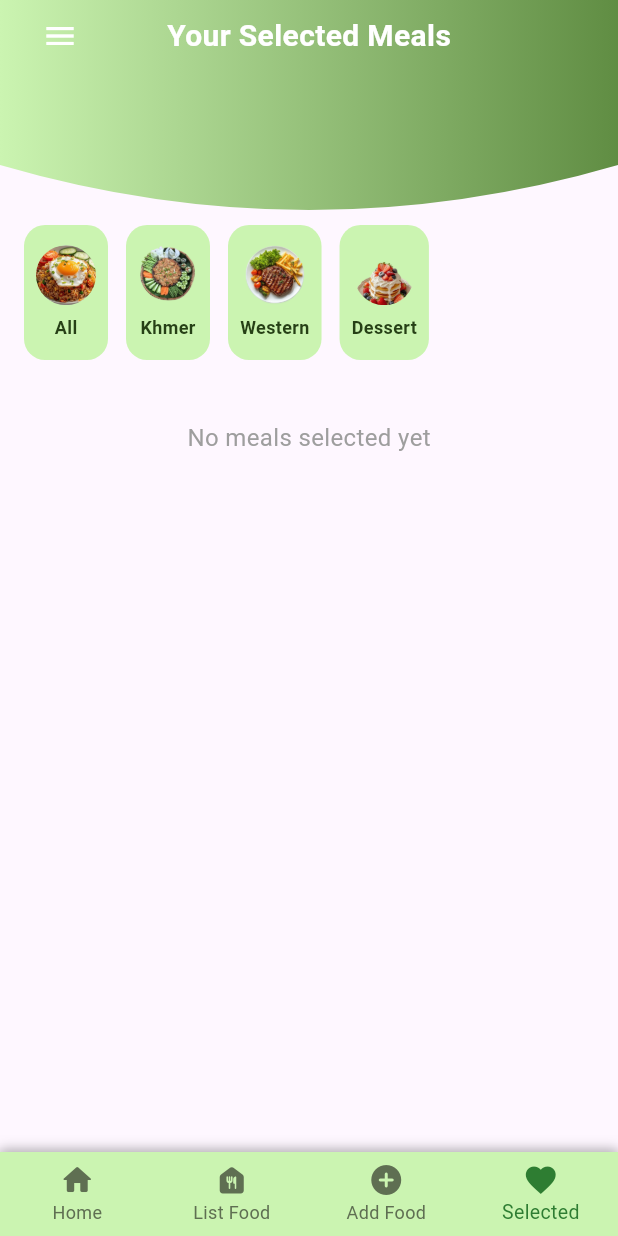
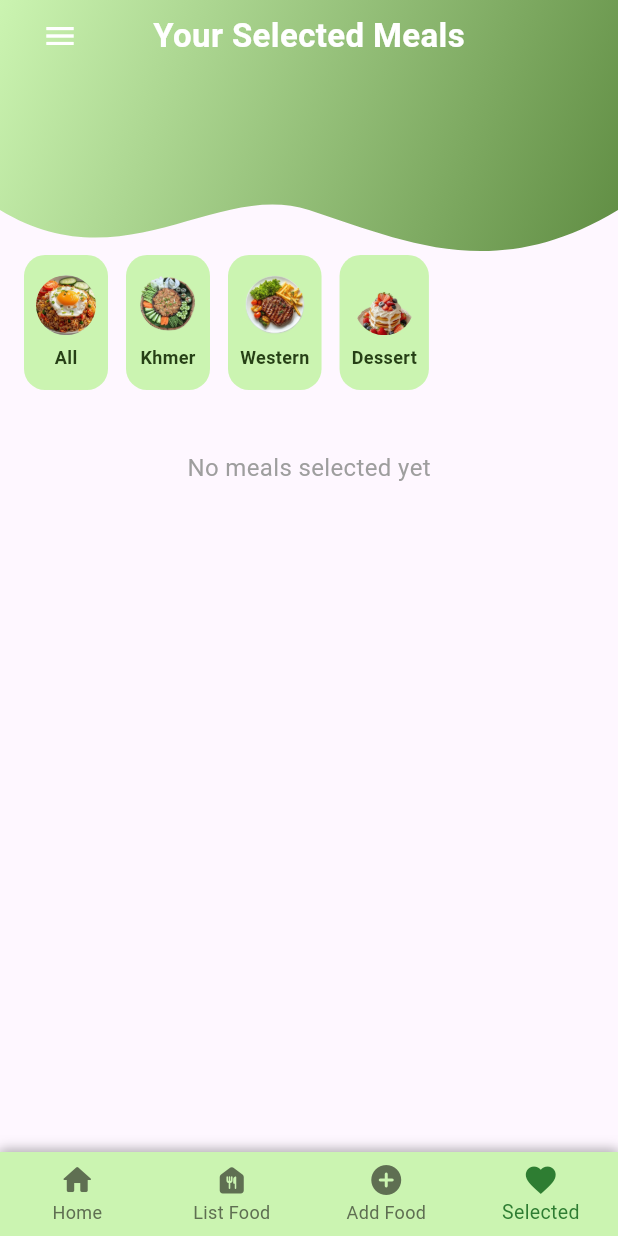
Before and after one commit to SeavTh3an/SmartMeal, a Flutter app: the screen it shows after launch, item 4 of the bottom bar chosen, after a tap on "All", on a phone screen of 412 x 824 dp. Run offline on Flutter 3.47's test engine with Material 3 defaults, Android fonts, the phone set to English and light mode, and no system bars.

Commit message:
change header curve in all screen and update home screen

```diff
--- a/smart_meal/lib/ui/screen/homeScreen.dart
+++ b/smart_meal/lib/ui/screen/homeScreen.dart
@@ -1,5 +1,6 @@
 import 'package:flutter/material.dart';
 import '../widget/categoryCard.dart';
+import '../widget/header/homeHeader.dart';
 
 class HomeScreen extends StatelessWidget {
   const HomeScreen({super.key});
@@ -8,46 +9,58 @@ class HomeScreen extends StatelessWidget {
   Widget build(BuildContext context) {
     return Scaffold(
       backgroundColor: Colors.white,
-      body: Padding(
-        padding: const EdgeInsets.all(16),
-        child: Column(
-          crossAxisAlignment: CrossAxisAlignment.start,
-          children: [
-            const SizedBox(height: 40),
+      body: Column(
+        crossAxisAlignment: CrossAxisAlignment.start,
+        children: [
+          // Home header with food image
+          const HomeHeader(
+            title: 'What should you cook today?',
+            imagePath: 'assets/image/western_img/salad_header.png',
+          ),
 
-            const Text(
+          // Title above category grid (black)
+          const Padding(
+            padding: EdgeInsets.fromLTRB(16, 12, 16, 8),
+            child: Text(
               'Choose Your Fav Category\nFor Today!',
               style: TextStyle(
-                fontSize: 20,
+                fontSize: 18,
+                color: Colors.black,
                 fontWeight: FontWeight.bold,
               ),
             ),
+          ),
 
-            const SizedBox(height: 20),
-
-            Expanded(
+          // Category Grid
+          Expanded(
+            child: Padding(
+              padding: const EdgeInsets.symmetric(horizontal: 16),
               child: GridView.count(
                 crossAxisCount: 2,
                 mainAxisSpacing: 16,
                 crossAxisSpacing: 16,
+                childAspectRatio: 0.85,
                 children: const [
                   CategoryCard(
                     title: 'Khmer',
-                    imagePath: 'assets/image/category_image/prohok_rmbg.png',
+                    imagePath:
+                        'assets/image/category_image/prohok_rmbg.png',
                   ),
                   CategoryCard(
                     title: 'Western',
-                    imagePath: 'assets/image/category_image/steak_rmbg.png',
+                    imagePath:
+                        'assets/image/category_image/steak_rmbg.png',
                   ),
                   CategoryCard(
                     title: 'Dessert',
-                    imagePath: 'assets/image/category_image/dessert_rmbg.png',
+                    imagePath:
+                        'assets/image/category_image/dessert_rmbg.png',
                   ),
                 ],
               ),
             ),
-          ],
-        ),
+          ),
+        ],
       ),
     );
   }
--- a/smart_meal/lib/ui/screen/selectedfoodScreen.dart
+++ b/smart_meal/lib/ui/screen/selectedfoodScreen.dart
@@ -1,6 +1,6 @@
 import 'package:flutter/material.dart';
 import '../../model/meal.dart';
-import '../widget/curveHead.dart';
+import '../widget/header/curveHead.dart';
 import '../widget/topNavigation.dart';
 import '../widget/categoryCard.dart';
 import '../widget/listfoodCard.dart';
@@ -14,7 +14,6 @@ class SelectedFoodScreen extends StatefulWidget {
 }
 
 class _SelectedFoodScreenState extends State<SelectedFoodScreen> {
-
   void _openTopMenu() {
     showModalBottomSheet(
       context: context,
@@ -32,12 +31,12 @@ class _SelectedFoodScreenState extends State<SelectedFoodScreen> {
 
   @override
   Widget build(BuildContext context) {
-    final selectedMeals = MainScreen.of(context).selectedMealsList;
+    final List<Meal> selectedMeals = MainScreen.of(context).selectedMealsList;
 
     return Scaffold(
       body: CustomScrollView(
         slivers: [
-          /// HEADER
+          // CURVED HEADER
           SliverToBoxAdapter(
             child: CurvedHeader(
               onMenuTap: _openTopMenu,
@@ -45,7 +44,7 @@ class _SelectedFoodScreenState extends State<SelectedFoodScreen> {
             ),
           ),
 
-          /// CATEGORY BAR (UNCHANGED)
+          //CATEGORY FILTER
           SliverToBoxAdapter(
             child: SizedBox(
               height: 90,
@@ -58,7 +57,7 @@ class _SelectedFoodScreenState extends State<SelectedFoodScreen> {
                     imagePath: 'assets/image/category_image/all.png',
                     small: true,
                     onTap: () {
-                      setState(() {});
+                      setState(() {}); // refresh for all
                     },
                   ),
                   const SizedBox(width: 12),
@@ -84,7 +83,7 @@ class _SelectedFoodScreenState extends State<SelectedFoodScreen> {
             ),
           ),
 
-          /// SELECTED MEALS GRID
+          // SELECTED MEALS LIST
           SliverPadding(
             padding: const EdgeInsets.only(bottom: 16),
             sliver: SliverToBoxAdapter(
--- a/smart_meal/lib/ui/widget/curveHead.dart
+++ /dev/null
@@ -1,91 +0,0 @@
-import 'package:flutter/material.dart';
-
-class CurvedHeader extends StatelessWidget {
-  final Widget? child;
-  final VoidCallback? onMenuTap;
-  final String? title;
-
-  const CurvedHeader({
-    super.key,
-    this.child,
-    this.onMenuTap,
-    this.title,
-  });
-
-  @override
-  Widget build(BuildContext context) {
-    return ClipPath(
-      clipper: BottomCurveClipper(),
-      child: Container(
-        height: 150,
-        decoration: const BoxDecoration(
-          gradient: LinearGradient(
-            colors: [
-              Color(0xFFCBF4B1),
-              Color(0xFF608D43),
-            ],
-          ),
-        ),
-        child: SafeArea(
-          child: Padding(
-            padding: const EdgeInsets.symmetric(horizontal: 16),
-            child: Column(
-              crossAxisAlignment: CrossAxisAlignment.start,
-              children: [
-                // Top row: menu button at left, centered title
-                Stack(
-                  alignment: Alignment.center,
-                  children: [
-                    Align(
-                      alignment: Alignment.centerLeft,
-                      child: IconButton(
-                        icon: const Icon(Icons.menu),
-                        color: Colors.white,
-                        onPressed: onMenuTap,
-                      ),
-                    ),
-                    if (title != null)
-                      Align(
-                        alignment: Alignment.center,
-                        child: Text(
-                          title!,
-                          style: const TextStyle(
-                            color: Colors.white,
-                            fontSize: 20,
-                            fontWeight: FontWeight.bold,
-                          ),
-                        ),
-                      ),
-                  ],
-                ),
-                if (child != null) child!,
-              ],
-            ),
-          ),
-        ),
-      ),
-    );
-  }
-}
-
-class BottomCurveClipper extends CustomClipper<Path> {
-  @override
-  Path getClip(Size size) {
-    Path path = Path();
-    path.lineTo(0, size.height - 40);
-
-    path.quadraticBezierTo(
-      size.width / 2,
-      size.height + 20,
-      size.width,
-      size.height - 40,
-    );
-
-    path.lineTo(size.width, 0);
-    path.close();
-    return path;
-  }
-
-  @override
-  bool shouldReclip(CustomClipper<Path> oldClipper) => false;
-}
--- /dev/null
+++ b/smart_meal/lib/ui/widget/header/curveHead.dart
@@ -0,0 +1,93 @@
+import 'package:flutter/material.dart';
+
+class CurvedHeader extends StatelessWidget {
+  final Widget? child;
+  final VoidCallback? onMenuTap;
+  final String? title;
+
+  const CurvedHeader({super.key, this.child, this.onMenuTap, this.title});
+
+  @override
+  Widget build(BuildContext context) {
+    return ClipPath(
+      clipper: _CurvedHeaderClipper(),
+      child: Container(
+        height: 170,
+        padding: const EdgeInsets.symmetric(horizontal: 16),
+        decoration: const BoxDecoration(
+          gradient: LinearGradient(
+            colors: [Color(0xFFCBF4B1), Color(0xFF608D43)],
+            begin: Alignment.topLeft,
+            end: Alignment.bottomRight,
+          ),
+        ),
+        child: SafeArea(
+          child: Column(
+            crossAxisAlignment: CrossAxisAlignment.start,
+            children: [
+              // Menu button + title
+              Stack(
+                alignment: Alignment.center,
+                children: [
+                  Align(
+                    alignment: Alignment.centerLeft,
+                    child: IconButton(
+                      icon: const Icon(Icons.menu),
+                      color: Colors.white,
+                      onPressed: onMenuTap,
+                    ),
+                  ),
+                  if (title != null)
+                    Align(
+                      alignment: Alignment.center,
+                      child: Text(
+                        title!,
+                        style: const TextStyle(
+                          color: Colors.white,
+                          fontSize: 22,
+                          fontWeight: FontWeight.bold,
+                        ),
+                      ),
+                    ),
+                ],
+              ),
+              if (child != null) child!,
+            ],
+          ),
+        ),
+      ),
+    );
+  }
+}
+
+class _CurvedHeaderClipper extends CustomClipper<Path> {
+  @override
+  Path getClip(Size size) {
+    final path = Path();
+
+    // Start top-left
+    path.moveTo(0, 0);
+    path.lineTo(0, size.height - 30); // left bottom
+
+    // Smooth W shape using cubic Bezier
+    path.cubicTo(
+      size.width * 0.2, size.height + 20,  // left control point
+      size.width * 0.35, size.height - 50, // middle-left control
+      size.width * 0.5, size.height - 30,  // middle point
+    );
+
+    path.cubicTo(
+      size.width * 0.65, size.height - 10, // middle-right control
+      size.width * 0.8, size.height + 20,  // right control point
+      size.width, size.height - 30,        // right bottom
+    );
+
+    path.lineTo(size.width, 0); // top-right
+    path.close();
+
+    return path;
+  }
+
+  @override
+  bool shouldReclip(CustomClipper<Path> oldClipper) => false;
+}
--- /dev/null
+++ b/smart_meal/lib/ui/widget/header/homeHeader.dart
@@ -0,0 +1,103 @@
+import 'package:flutter/material.dart';
+
+class HomeHeader extends StatelessWidget {
+  final VoidCallback? onMenuTap;
+  final String title;
+  final String imagePath;
+
+  const HomeHeader({
+    super.key,
+    this.onMenuTap,
+    required this.title,
+    required this.imagePath,
+  });
+
+  @override
+  Widget build(BuildContext context) {
+    return SizedBox(
+      height: 280,
+      child: Stack(
+        clipBehavior: Clip.none,
+        children: [
+          // Wave background
+          ClipPath(
+            clipper: HomeWaveClipper(),
+            child: Container(
+              height: 250,
+              decoration: const BoxDecoration(
+                gradient: LinearGradient(
+                  colors: [Color(0xFFCBF4B1), Color(0xFF608D43)],
+                  begin: Alignment.topLeft,
+                  end: Alignment.bottomRight,
+                ),
+              ),
+            ),
+          ),
+
+          // Menu button
+          Positioned(
+            top: 40,
+            left: 16,
+            child: IconButton(
+              icon: const Icon(Icons.menu, color: Colors.white),
+              onPressed: onMenuTap,
+            ),
+          ),
+
+          // Title
+          Positioned(
+            top: 80,
+            left: 80,
+            child: Text(
+              title,
+              style: const TextStyle(
+                fontSize: 22,
+                color: Color(0xFF264016),
+                fontWeight: FontWeight.bold,
+              ),
+            ),
+          ),
+
+          // Food image
+          Positioned(
+            bottom: 0,
+            right: 16,
+            child: Image.asset(
+              imagePath,
+              width: 180,
+              fit: BoxFit.contain,
+            ),
+          ),
+        ],
+      ),
+    );
+  }
+}
+
+// Custom Clipper for Home Wave
+class HomeWaveClipper extends CustomClipper<Path> {
+  @override
+  Path getClip(Size size) {
+    Path path = Path();
+    path.lineTo(0, size.height - 30); // start left bottom
+
+    // Big wave left to center
+    path.quadraticBezierTo(
+      size.width * 0.25, size.height + 40,
+      size.width * 0.5, size.height - 40,
+    );
+
+    // Smaller wave center to right
+    path.quadraticBezierTo(
+      size.width * 0.75, size.height - 100,
+      size.width, size.height - 20,
+    );
+
+    path.lineTo(size.width, 0); // top right
+    path.close();
+    return path;
+  }
+
+  @override
+  bool shouldReclip(CustomClipper<Path> oldClipper) => false;
+}
```
Also changed, not shown: smart_meal/lib/ui/screen/listfoodScreen.dart (+12 -11 lines), smart_meal/lib/ui/widget/header/mealDetailHeader.dart (added, +70 -0 lines), smart_meal/assets/image/khmer_img/lots_food.jpg (added), smart_meal/assets/image/western_img/salad_header.png (added).
